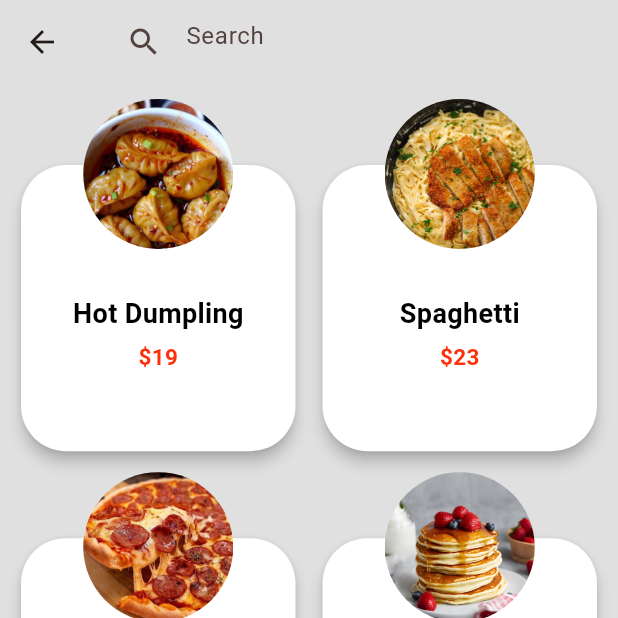
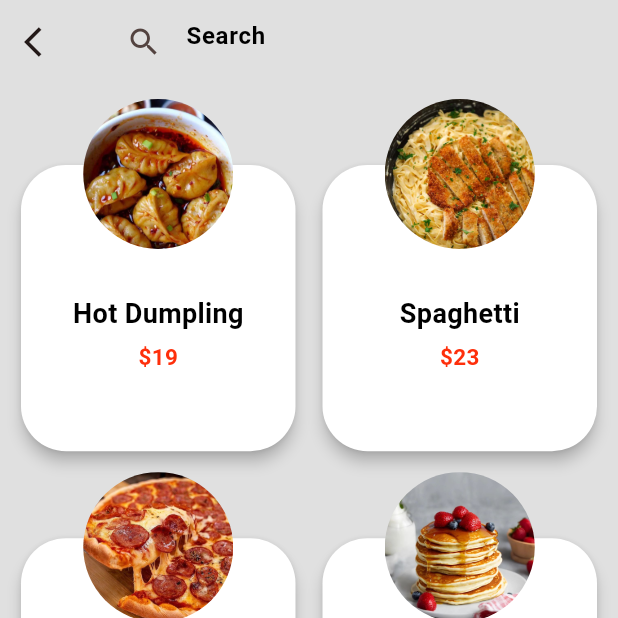
Before and after one commit to Bathhy/fooddeliveryapp, a Flutter app: the SearchPage screen opened directly, on a phone screen of 412 x 824 dp, the top half of it. Run offline on Flutter 3.47's test engine with Material 3 defaults, Android fonts, the phone set to English and light mode, and no system bars; our stand-ins replace get.

Commit message:
searchpage

```diff
--- a/lib/Homepage/Home_screen.dart
+++ b/lib/Homepage/Home_screen.dart
@@ -4,7 +4,6 @@ import 'package:fodddelieveryapp/Homepage/listview_card.dart';
 import 'package:fodddelieveryapp/Homepage/order_page.dart';
 import 'package:fodddelieveryapp/bottomnavigation/profile/profile_acc.dart';
 import 'package:fodddelieveryapp/component/constant_color.dart';
-import 'package:fodddelieveryapp/component/custom_listview.dart';
 import 'package:fodddelieveryapp/controller/home_controller.dart';
 import 'package:fodddelieveryapp/search/search_food.dart';
 import 'package:get/get.dart';
--- a/lib/Homepage/listview_card.dart
+++ b/lib/Homepage/listview_card.dart
@@ -11,7 +11,6 @@ class Mybuildcard extends StatelessWidget {
 
   @override
   Widget build(BuildContext context) {
-    // final HomeController myhomeController = Get.find();
     return Obx(
       () => ListView.separated(
         padding: EdgeInsets.symmetric(horizontal: 20, vertical: 30),
--- a/lib/bottomnavigation/favourite_button/favourite_page.dart
+++ b/lib/bottomnavigation/favourite_button/favourite_page.dart
@@ -7,11 +7,14 @@ class Myfavourite extends StatefulWidget {
   @override
   State<Myfavourite> createState() => _MyhistoryState();
 }
+
 enum Fruit { apple, banana }
+
 class _MyhistoryState extends State<Myfavourite> {
   @override
   Widget build(BuildContext context) {
-    return Scaffold(
+    return SafeArea(
+      child: Scaffold(
         appBar: AppBar(
           title: Text(
             'Favourite',
@@ -31,6 +34,7 @@ class _MyhistoryState extends State<Myfavourite> {
           ),
         ),
         // bottomNavigationBar: MyBottomNavigation(),
+      ),
     );
   }
 }
--- a/lib/detailpage/detail_information.dart
+++ b/lib/detailpage/detail_information.dart
@@ -35,7 +35,7 @@ class _DetailfoodInfoState extends State<DetailfoodInfo> {
         margin: EdgeInsets.only(bottom: 20),
         padding: EdgeInsets.symmetric(horizontal: 30),
         child: CustomButton(
-          title: 'Add to card',
+          title: 'Add to cart',
           callback: () {
             Get.to(CartOrder());
           },
--- a/lib/search/search_food.dart
+++ b/lib/search/search_food.dart
@@ -1,6 +1,8 @@
 import 'package:flutter/material.dart';
 import 'package:fodddelieveryapp/component/constant_color.dart';
 import 'package:fodddelieveryapp/component/custom_listview.dart';
+import 'package:fodddelieveryapp/detailpage/detail_information.dart';
+import 'package:get/get.dart';
 
 class SearchPage extends StatefulWidget {
   SearchPage({super.key});
@@ -32,29 +34,65 @@ class _SearchPageState extends State<SearchPage> {
       backgroundColor: colorGrey,
       appBar: AppBar(
         backgroundColor: colorGrey,
+        leading: IconButton(
+            onPressed: () {
+              Get.back();
+            },
+            icon: Icon(Icons.arrow_back_ios)),
         title: TextField(
           onChanged: (String value) {
             search(value);
           },
+          style: TextStyle(fontWeight: FontWeight.bold),
           decoration: InputDecoration(
             border: InputBorder.none,
             iconColor: Colors.black,
             hintText: 'Search',
-              prefixIcon: Icon(Icons.search_outlined)),
+            prefixIcon: Icon(Icons.search_outlined),
+            hintStyle:
+                TextStyle(fontWeight: FontWeight.bold, color: Colors.black),
+          ),
         ),
       ),
       body: SafeArea(
         child: Column(
           children: [
-            Expanded(child: Gridview_card()),
+            Expanded(child: _Gridview_card()),
           ],
         ),
       ),
     );
   }
 
-  GridView Gridview_card() {
-    return GridView.builder(
+  Widget _Gridview_card() {
+    return _dataList.isEmpty
+        ? Center(
+            child: Column(
+              mainAxisAlignment: MainAxisAlignment.center,
+              children: [
+                Icon(
+                  Icons.search_rounded,
+                  size: 150,
+                  color: Colors.grey[400],
+                ),
+                Text(
+                  'Search not Found',
+                  style: TextStyle(
+                      color: Colors.black,
+                      fontWeight: FontWeight.bold,
+                      fontSize: 20),
+                ),
+                Text(
+                  'Try searching the item with \n a different keyword.',
+                  style: TextStyle(
+                      color: Colors.black54,
+                      fontWeight: FontWeight.bold,
+                      fontSize: 15),
+                ),
+              ],
+            ),
+          )
+        : GridView.builder(
             padding: EdgeInsets.symmetric(horizontal: 10, vertical: 10),
             gridDelegate: const SliverGridDelegateWithFixedCrossAxisCount(
                 crossAxisCount: 2,
@@ -64,7 +102,13 @@ class _SearchPageState extends State<SearchPage> {
             itemCount: _dataList.length,
             itemBuilder: (context, index) {
               final item = _dataList[index];
-          return Container(
+              return GestureDetector(
+                onTap: () {
+                  Get.to(DetailfoodInfo(
+                    food: item,
+                  ));
+                },
+                child: Container(
                   child: LayoutBuilder(
                     builder: (context, constraint) {
                       return Container(
@@ -128,6 +172,7 @@ class _SearchPageState extends State<SearchPage> {
                       );
                     },
                   ),
+                ),
               );
             });
   }
```
Also changed, not shown: lib/controller/bottom_navi_controller.dart (added, +79 -0 lines). Lines whose indentation alone changed are shown as unchanged.
